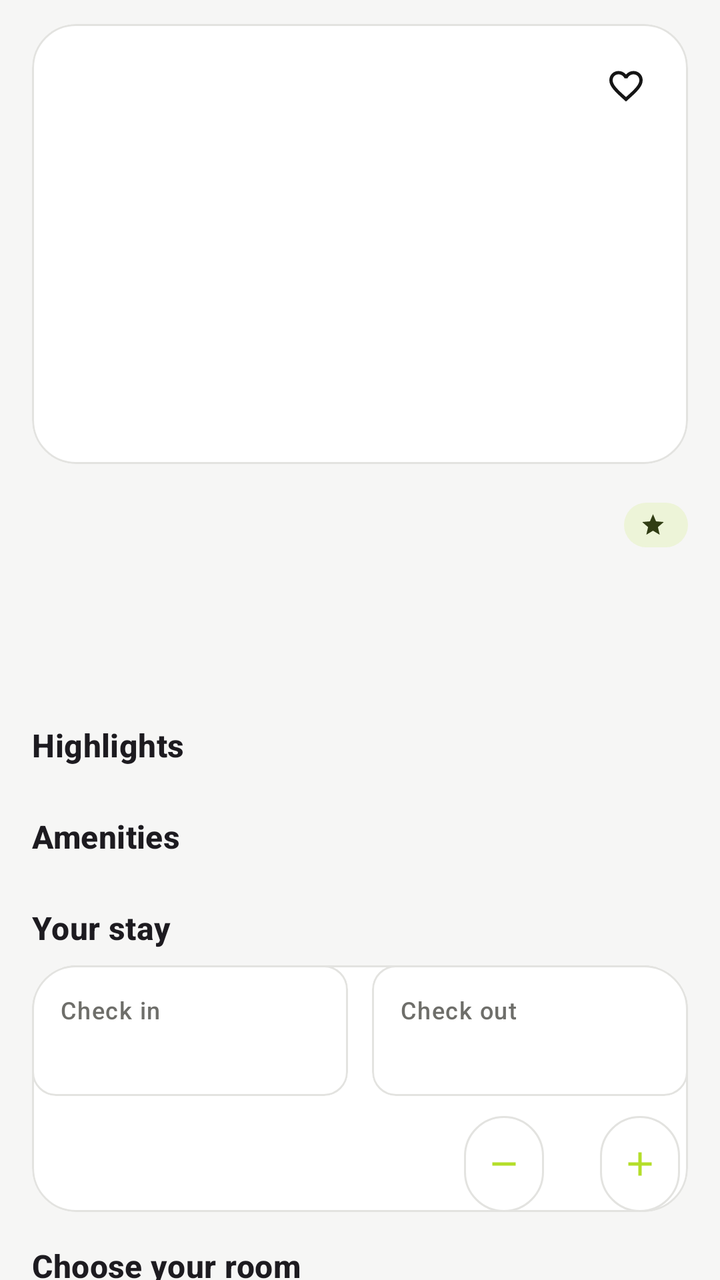
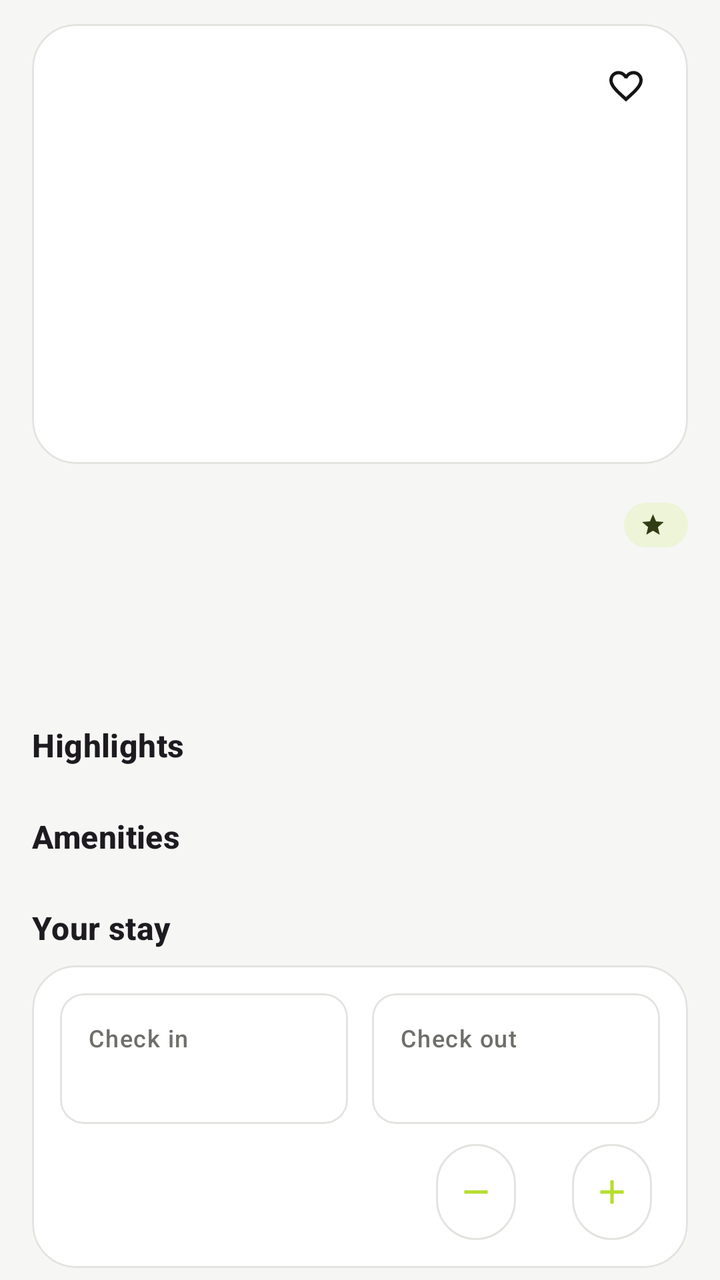

Before-and-after screenshots of an Android layout around one commit, followed by the original layout XML and the change that was made.
<!-- AndroidManifest.xml: application theme Theme.Hotel_Booking_App -->
<!-- res/layout/fragment_hotel_detail.xml -->
<?xml version="1.0" encoding="utf-8"?>
<androidx.core.widget.NestedScrollView
    xmlns:android="http://schemas.android.com/apk/res/android"
    xmlns:app="http://schemas.android.com/apk/res-auto"
    android:layout_width="match_parent"
    android:layout_height="match_parent"
    android:clipToPadding="false"
    android:paddingHorizontal="@dimen/screen_gutter"
    android:paddingTop="12dp"
    android:paddingBottom="24dp">

    <LinearLayout
        android:layout_width="match_parent"
        android:layout_height="wrap_content"
        android:orientation="vertical">

        <com.google.android.material.card.MaterialCardView
            style="@style/Widget.App.Card.Panel"
            android:layout_width="match_parent"
            android:layout_height="@dimen/hotel_detail_image">

            <FrameLayout
                android:layout_width="match_parent"
                android:layout_height="match_parent">

                <ImageView
                    android:id="@+id/detail_image"
                    android:layout_width="match_parent"
                    android:layout_height="match_parent"
                    android:contentDescription="@null"
                    android:scaleType="centerCrop" />

                <ImageView
                    android:id="@+id/detail_favorite"
                    android:layout_width="38dp"
                    android:layout_height="38dp"
                    android:layout_gravity="top|end"
                    android:layout_margin="12dp"
                    android:alpha="0.92"
                    android:background="@drawable/bg_oval"
                    android:backgroundTint="?attr/colorSurface"
                    android:clickable="true"
                    android:contentDescription="Save hotel"
                    android:focusable="true"
                    android:padding="9dp"
                    android:src="@drawable/ic_favorite_border" />
            </FrameLayout>
        </com.google.android.material.card.MaterialCardView>

        <LinearLayout
            android:layout_width="match_parent"
            android:layout_height="wrap_content"
            android:layout_marginTop="16dp"
            android:gravity="center_vertical"
            android:orientation="horizontal">

            <TextView
                android:id="@+id/detail_name"
                android:layout_width="0dp"
                android:layout_height="wrap_content"
                android:layout_weight="1"
                android:textAppearance="@style/TextAppearance.App.Headline" />

            <LinearLayout
                android:layout_width="wrap_content"
                android:layout_height="wrap_content"
                android:layout_marginStart="8dp"
                android:background="@drawable/bg_pill"
                android:backgroundTint="?attr/colorPrimaryContainer"
                android:gravity="center_vertical"
                android:orientation="horizontal"
                android:paddingHorizontal="8dp"
                android:paddingVertical="3dp">

                <ImageView
                    android:layout_width="13dp"
                    android:layout_height="13dp"
                    android:layout_marginEnd="3dp"
                    android:contentDescription="@null"
                    android:src="@drawable/ic_star"
                    app:tint="?attr/colorOnPrimaryContainer" />

                <TextView
                    android:id="@+id/detail_rating"
                    android:layout_width="wrap_content"
                    android:layout_height="wrap_content"
                    android:textAppearance="@style/TextAppearance.App.Label"
                    android:textStyle="bold"
                    android:textColor="?attr/colorOnPrimaryContainer" />
            </LinearLayout>
        </LinearLayout>

        <TextView
            android:id="@+id/detail_stars_address"
            android:layout_width="match_parent"
            android:layout_height="wrap_content"
            android:layout_marginTop="2dp"
            android:textAppearance="@style/TextAppearance.App.Body"
            android:textColor="?attr/colorOnSurfaceVariant" />

        <TextView
            android:id="@+id/detail_review_count"
            android:layout_width="match_parent"
            android:layout_height="wrap_content"
            android:textAppearance="@style/TextAppearance.App.BodySmall"
            android:textColor="?attr/colorOnSurfaceVariant" />

        <TextView
            android:id="@+id/detail_description"
            android:layout_width="match_parent"
            android:layout_height="wrap_content"
            android:layout_marginTop="12dp"
            android:textAppearance="@style/TextAppearance.App.Body" />

        <TextView
            android:layout_width="match_parent"
            android:layout_height="wrap_content"
            android:layout_marginTop="16dp"
            android:text="Highlights"
            android:textAppearance="@style/TextAppearance.App.TitleMedium" />

        <LinearLayout
            android:id="@+id/highlights_container"
            android:layout_width="match_parent"
            android:layout_height="wrap_content"
            android:layout_marginTop="8dp"
            android:orientation="vertical" />

        <TextView
            android:layout_width="match_parent"
            android:layout_height="wrap_content"
            android:layout_marginTop="16dp"
            android:text="Amenities"
            android:textAppearance="@style/TextAppearance.App.TitleMedium" />

        <com.google.android.material.chip.ChipGroup
            android:id="@+id/amenities_group"
            android:layout_width="match_parent"
            android:layout_height="wrap_content"
            android:layout_marginTop="8dp" />

        <TextView
            android:layout_width="match_parent"
            android:layout_height="wrap_content"
            android:layout_marginTop="16dp"
            android:text="Your stay"
            android:textAppearance="@style/TextAppearance.App.TitleMedium" />

        <com.google.android.material.card.MaterialCardView
            style="@style/Widget.App.Card.Panel"
            android:layout_width="match_parent"
            android:layout_height="wrap_content"
            android:layout_marginTop="8dp">

            <include
                android:id="@+id/stay_picker"
                layout="@layout/view_stay_picker"
                android:layout_width="match_parent"
                android:layout_height="wrap_content"
                android:padding="14dp" />
        </com.google.android.material.card.MaterialCardView>

        <TextView
            android:layout_width="match_parent"
            android:layout_height="wrap_content"
            android:layout_marginTop="16dp"
            android:text="Choose your room"
            android:textAppearance="@style/TextAppearance.App.TitleMedium" />

        <LinearLayout
            android:id="@+id/rooms_container"
            android:layout_width="match_parent"
            android:layout_height="wrap_content"
            android:layout_marginTop="12dp"
            android:orientation="vertical" />

        <com.google.android.material.card.MaterialCardView
            style="@style/Widget.App.Card.Panel"
            android:layout_width="match_parent"
            android:layout_height="wrap_content"
            android:layout_marginTop="4dp">

            <LinearLayout
                android:layout_width="match_parent"
                android:layout_height="wrap_content"
                android:orientation="vertical"
                android:padding="16dp">

                <TextView
                    android:layout_width="wrap_content"
                    android:layout_height="wrap_content"
                    android:layout_marginBottom="14dp"
                    android:text="Good to know"
                    android:textAppearance="@style/TextAppearance.App.TitleMedium" />

                <LinearLayout
                    android:id="@+id/good_to_know_container"
                    android:layout_width="match_parent"
                    android:layout_height="wrap_content"
                    android:orientation="vertical" />
            </LinearLayout>
        </com.google.android.material.card.MaterialCardView>

        <TextView
            android:layout_width="match_parent"
            android:layout_height="wrap_content"
            android:layout_marginTop="16dp"
            android:text="Guest reviews"
            android:textAppearance="@style/TextAppearance.App.TitleMedium" />

        <TextView
            android:id="@+id/reviews_empty"
            android:layout_width="match_parent"
            android:layout_height="wrap_content"
            android:layout_marginTop="8dp"
            android:background="@drawable/bg_empty_hint"
            android:gravity="center"
            android:paddingHorizontal="16dp"
            android:paddingVertical="20dp"
            android:text="No reviews yet"
            android:textAppearance="@style/TextAppearance.App.Body"
            android:textColor="?attr/colorOnSurfaceVariant"
            android:visibility="gone" />

        <LinearLayout
            android:id="@+id/reviews_container"
            android:layout_width="match_parent"
            android:layout_height="wrap_content"
            android:layout_marginTop="8dp"
            android:orientation="vertical" />
    </LinearLayout>
</androidx.core.widget.NestedScrollView>
<!-- res/layout/view_stay_picker.xml (included above) -->
<?xml version="1.0" encoding="utf-8"?>
<LinearLayout xmlns:android="http://schemas.android.com/apk/res/android"
    xmlns:app="http://schemas.android.com/apk/res-auto"
    android:layout_width="match_parent"
    android:layout_height="wrap_content"
    android:orientation="vertical">

    <LinearLayout
        android:layout_width="match_parent"
        android:layout_height="wrap_content"
        android:orientation="horizontal">

        <com.google.android.material.card.MaterialCardView
            android:id="@+id/stay_check_in"
            android:layout_width="0dp"
            android:layout_height="wrap_content"
            android:layout_weight="1"
            android:layout_marginEnd="6dp"
            android:checkable="false"
            android:clickable="true"
            android:focusable="true"
            app:cardCornerRadius="12dp"
            app:cardElevation="0dp"
            app:strokeColor="?attr/colorOutline"
            app:strokeWidth="1dp">

            <LinearLayout
                android:layout_width="match_parent"
                android:layout_height="wrap_content"
                android:orientation="vertical"
                android:padding="14dp">

                <TextView
                    android:layout_width="wrap_content"
                    android:layout_height="wrap_content"
                    android:text="Check in"
                    android:textAppearance="@style/TextAppearance.App.Label"
                    android:textColor="?attr/colorOnSurfaceVariant" />

                <TextView
                    android:id="@+id/stay_check_in_value"
                    android:layout_width="wrap_content"
                    android:layout_height="wrap_content"
                    android:layout_marginTop="2dp"
                    android:textAppearance="@style/TextAppearance.App.TitleSmall"
                    android:textStyle="bold" />
            </LinearLayout>
        </com.google.android.material.card.MaterialCardView>

        <com.google.android.material.card.MaterialCardView
            android:id="@+id/stay_check_out"
            android:layout_width="0dp"
            android:layout_height="wrap_content"
            android:layout_weight="1"
            android:layout_marginStart="6dp"
            android:checkable="false"
            android:clickable="true"
            android:focusable="true"
            app:cardCornerRadius="12dp"
            app:cardElevation="0dp"
            app:strokeColor="?attr/colorOutline"
            app:strokeWidth="1dp">

            <LinearLayout
                android:layout_width="match_parent"
                android:layout_height="wrap_content"
                android:orientation="vertical"
                android:padding="14dp">

                <TextView
                    android:layout_width="wrap_content"
                    android:layout_height="wrap_content"
                    android:text="Check out"
                    android:textAppearance="@style/TextAppearance.App.Label"
                    android:textColor="?attr/colorOnSurfaceVariant" />

                <TextView
                    android:id="@+id/stay_check_out_value"
                    android:layout_width="wrap_content"
                    android:layout_height="wrap_content"
                    android:layout_marginTop="2dp"
                    android:textAppearance="@style/TextAppearance.App.TitleSmall"
                    android:textStyle="bold" />
            </LinearLayout>
        </com.google.android.material.card.MaterialCardView>
    </LinearLayout>

    <LinearLayout
        android:layout_width="match_parent"
        android:layout_height="wrap_content"
        android:layout_marginTop="10dp"
        android:gravity="center_vertical"
        android:orientation="horizontal">

        <TextView
            android:id="@+id/stay_nights"
            android:layout_width="0dp"
            android:layout_height="wrap_content"
            android:layout_weight="1"
            android:textAppearance="@style/TextAppearance.App.Body"
            android:textColor="?attr/colorOnSurfaceVariant" />

        <com.google.android.material.button.MaterialButton
            android:id="@+id/guests_minus"
            style="@style/Widget.Material3.Button.IconButton.Outlined"
            android:layout_width="wrap_content"
            android:layout_height="wrap_content"
            android:insetTop="0dp"
            android:insetBottom="0dp"
            app:icon="@drawable/ic_remove"
            app:iconGravity="textStart"
            app:iconPadding="0dp" />

        <TextView
            android:id="@+id/stay_guests"
            android:layout_width="wrap_content"
            android:layout_height="wrap_content"
            android:layout_marginHorizontal="10dp"
            android:textAppearance="@style/TextAppearance.App.TitleSmall"
            android:textStyle="bold" />

        <com.google.android.material.button.MaterialButton
            android:id="@+id/guests_plus"
            style="@style/Widget.Material3.Button.IconButton.Outlined"
            android:layout_width="wrap_content"
            android:layout_height="wrap_content"
            android:insetTop="0dp"
            android:insetBottom="0dp"
            app:icon="@drawable/ic_add"
            app:iconGravity="textStart"
            app:iconPadding="0dp" />
    </LinearLayout>
</LinearLayout>
<!-- resources referenced by this layout -->
<resources>
  <dimen name="hotel_detail_image">220dp</dimen>
  <dimen name="screen_gutter">16dp</dimen>
  <!-- drawable bg_empty_hint (drawable) -->
  <?xml version="1.0" encoding="utf-8"?>
  <shape xmlns:android="http://schemas.android.com/apk/res/android" android:shape="rectangle">
      <solid android:color="?attr/colorSurfaceVariant" />
      <corners android:radius="18dp" />
  </shape>
  <!-- drawable bg_oval (drawable) -->
  <?xml version="1.0" encoding="utf-8"?>
  <shape xmlns:android="http://schemas.android.com/apk/res/android" android:shape="oval">
      <solid android:color="@android:color/white" />
  </shape>
  <!-- drawable bg_pill (drawable) -->
  <?xml version="1.0" encoding="utf-8"?>
  <shape xmlns:android="http://schemas.android.com/apk/res/android" android:shape="rectangle">
      <solid android:color="@android:color/white" />
      <corners android:radius="100dp" />
  </shape>
  <style name="TextAppearance.App.Body" parent="TextAppearance.Material3.BodyMedium">
          <item name="android:textSize">14sp</item>
      </style>
  <style name="TextAppearance.App.BodySmall" parent="TextAppearance.Material3.BodySmall">
          <item name="android:textSize">12sp</item>
      </style>
  <style name="TextAppearance.App.Headline" parent="TextAppearance.Material3.HeadlineSmall">
          <item name="android:textStyle">bold</item>
          <item name="android:textSize">22sp</item>
          <item name="android:letterSpacing">-0.013</item>
      </style>
  <style name="TextAppearance.App.Label" parent="TextAppearance.Material3.LabelMedium">
          <item name="android:textSize">12sp</item>
      </style>
  <style name="TextAppearance.App.TitleMedium" parent="TextAppearance.Material3.TitleMedium">
          <item name="android:textStyle">bold</item>
          <item name="android:textSize">16sp</item>
      </style>
  <style name="TextAppearance.App.TitleSmall" parent="TextAppearance.Material3.TitleSmall">
          <item name="android:textSize">14sp</item>
      </style>
  <color name="lime_primary">#FFB4DE2A</color>
  <color name="lime_on_primary">#FF1C2708</color>
  <color name="lime_container">#FFEDF4D8</color>
  <color name="lime_on_container">#FF313D14</color>
  <color name="stone_secondary">#FF5A5A55</color>
  <color name="stone_on_secondary">#FFFFFFFF</color>
  <color name="stone_container">#FFECECE8</color>
  <color name="stone_on_container">#FF2B2B27</color>
  <color name="blue_tertiary">#FF2A78D6</color>
  <color name="blue_on_tertiary">#FFFFFFFF</color>
  <color name="blue_container">#FFDCE9F8</color>
  <color name="blue_on_container">#FF10304F</color>
  <color name="light_background">#FFF6F6F5</color>
  <color name="light_surface">#FFFFFFFF</color>
  <color name="light_on_surface">#FF1A1A19</color>
  <color name="light_surface_variant">#FFF0F0EE</color>
  <color name="light_on_surface_variant">#FF6E6E6A</color>
  <color name="light_outline">#FFE3E3E0</color>
  <color name="error_light">#FF9B2F2A</color>
  <color name="on_error_light">#FFFFFFFF</color>
  <color name="error_container_light">#FFF8DEDB</color>
  <color name="on_error_container_light">#FF63211E</color>
  <style name="ShapeAppearance.App.ExtraSmall" parent="ShapeAppearance.Material3.Corner.ExtraSmall">
          <item name="cornerSize">8dp</item>
      </style>
  <style name="ShapeAppearance.App.Small" parent="ShapeAppearance.Material3.Corner.Small">
          <item name="cornerSize">12dp</item>
      </style>
  <style name="ShapeAppearance.App.Medium" parent="ShapeAppearance.Material3.Corner.Medium">
          <item name="cornerSize">18dp</item>
      </style>
  <style name="ShapeAppearance.App.Large" parent="ShapeAppearance.Material3.Corner.Large">
          <item name="cornerSize">22dp</item>
      </style>
  <style name="ShapeAppearance.App.ExtraLarge" parent="ShapeAppearance.Material3.Corner.ExtraLarge">
          <item name="cornerSize">28dp</item>
      </style>
  <!-- unchanged entries left out for length: 6 -->
</resources>

<!-- the commit's change to res/layout/fragment_hotel_detail.xml (unified diff, before → after) -->
@@ -152,12 +152,18 @@
             android:layout_height="wrap_content"
             android:layout_marginTop="8dp">
 
-            <include
-                android:id="@+id/stay_picker"
-                layout="@layout/view_stay_picker"
-                android:layout_width="match_parent"
-                android:layout_height="wrap_content"
-                android:padding="14dp" />
+            <LinearLayout
+                android:layout_width="match_parent"
+                android:layout_height="wrap_content"
+                android:orientation="vertical"
+                android:padding="14dp">
+
+                <include
+                    android:id="@+id/stay_picker"
+                    layout="@layout/view_stay_picker"
+                    android:layout_width="match_parent"
+                    android:layout_height="wrap_content" />
+            </LinearLayout>
         </com.google.android.material.card.MaterialCardView>
 
         <TextView
